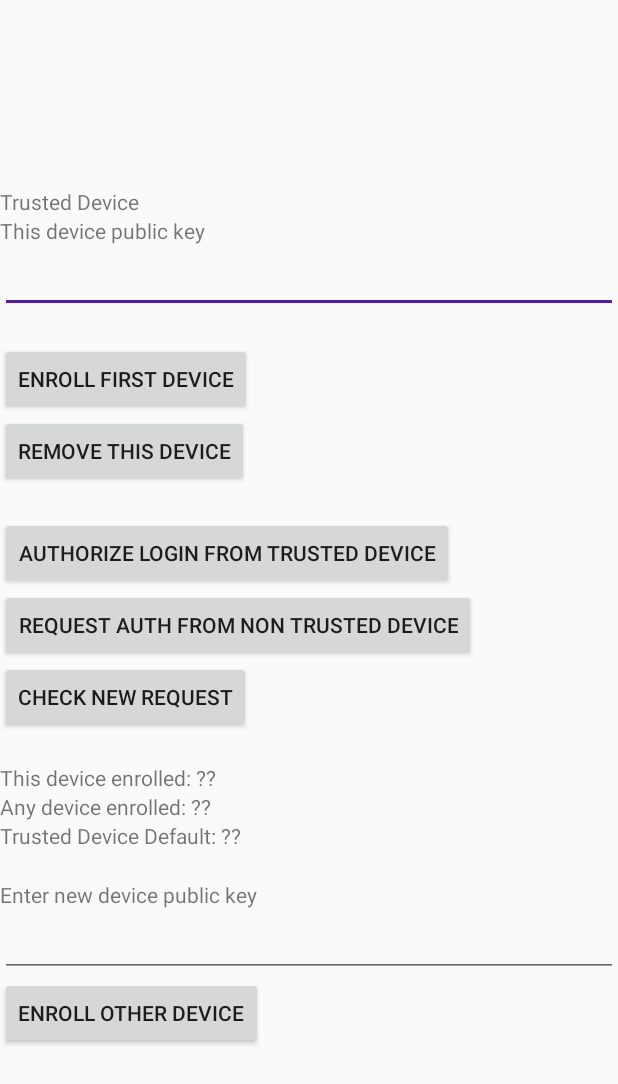
After one commit to cotterapp/android-example, an Android app: the TrustedDevice screen opened directly, with no data from a screen before it, on a phone screen of 412 x 824 dp. The commit adds this screen. Shown: the top 1084 px of the screen. Run offline under Robolectric (Android 15) with nearby library versions, the phone set to English and light mode, and no system bars; libraries missing offline, so code that uses them is left out: com.cotter.app; 4 statements that could not run were skipped.

Commit message:
WIP: Trusted device main functionality

```diff
--- /dev/null
+++ b/app/src/main/java/com/example/cotterexample/TrustedDevice.java
@@ -0,0 +1,86 @@
+package com.example.cotterexample;
+
+import android.os.Bundle;
+import android.view.View;
+import android.widget.EditText;
+import android.widget.TextView;
+
+import androidx.appcompat.app.AppCompatActivity;
+
+import com.cotter.app.Cotter;
+import com.cotter.app.CotterMethodChecker;
+import com.cotter.app.TrustedDeviceHelper;
+
+public class TrustedDevice extends AppCompatActivity {
+
+    private TextView thisDeviceEnrolled;
+    private TextView anyDeviceEnrolled;
+    private TextView trustedDeviceDefault;
+
+
+    @Override
+    protected void onCreate(Bundle savedInstanceState) {
+        super.onCreate(savedInstanceState);
+        setContentView(R.layout.activity_trusted_device);
+
+        EditText thisDev = findViewById(R.id.this_device);
+        thisDev.setText(TrustedDeviceHelper.getPublicKey() + ":" + TrustedDeviceHelper.getAlgorithm());
+
+        thisDeviceEnrolled = findViewById(R.id.this_device_enrolled);
+        anyDeviceEnrolled = findViewById(R.id.any_device_enrolled);
+        trustedDeviceDefault = findViewById(R.id.trusted_device_default);
+
+        updateMethods();
+    }
+
+    public void enrollDevice(View v) {
+        TrustedDeviceHelper.enrollDevice(this);
+        updateMethods();
+    }
+    public void authorizeDevice(View v) {
+        TrustedDeviceHelper.authorizeDevice(this, "LOGIN");
+        updateMethods();
+    }
+    public void requestAuth(View v) {
+        TrustedDeviceHelper.requestAuthFromNonTrusted(this, "LOGIN");
+        updateMethods();
+    }
+    public void checkNewRequest(View v) {
+        TrustedDeviceHelper.getNewEvent(this, this);
+        updateMethods();
+    }
+    public void removeDevice(View v) {
+        TrustedDeviceHelper.removeDevice(this);
+        updateMethods();
+    }
+    public void enrollOtherDevice(View v) {
+        EditText otherDev = findViewById(R.id.other_device);
+        TrustedDeviceHelper.enrollOtherDevice(this, otherDev.getText().toString());
+        updateMethods();
+    }
+
+
+    public void updateMethods() {
+        Cotter.methods.trustedDeviceEnrolled(new CotterMethodChecker() {
+            @Override
+            public void onCheck(boolean b) {
+                // Check if TrustedDevice available and enabled
+                thisDeviceEnrolled.setText("TrustedDevice enrolled this device: " + b);
+            }
+        });
+        Cotter.methods.trustedDeviceEnrolledAny(new CotterMethodChecker() {
+            @Override
+            public void onCheck(boolean b) {
+                // Check if TrustedDevice available and enabled
+                anyDeviceEnrolled.setText("TrustedDevice enrolled any device: " + b);
+            }
+        });
+        Cotter.methods.trustedDeviceDefault(new CotterMethodChecker() {
+            @Override
+            public void onCheck(boolean b) {
+                // Check if TrustedDevice available and enabled
+                trustedDeviceDefault.setText("TrustedDevice default: " + b);
+            }
+        });
+    }
+}
--- /dev/null
+++ b/app/src/main/res/layout/activity_trusted_device.xml
@@ -0,0 +1,115 @@
+<?xml version="1.0" encoding="utf-8"?>
+<androidx.constraintlayout.widget.ConstraintLayout xmlns:android="http://schemas.android.com/apk/res/android"
+    xmlns:app="http://schemas.android.com/apk/res-auto"
+    xmlns:tools="http://schemas.android.com/tools"
+    android:layout_width="match_parent"
+    android:layout_height="match_parent"
+    tools:context=".TrustedDevice">
+
+    <ScrollView
+        android:layout_width="match_parent"
+        android:layout_height="wrap_content"
+        app:layout_constraintTop_toTopOf="parent"
+        app:layout_constraintLeft_toLeftOf="parent"
+        app:layout_constraintRight_toRightOf="parent"
+        app:layout_constraintBottom_toBottomOf="parent"
+        >
+        <LinearLayout
+            android:layout_width="match_parent"
+            android:layout_height="match_parent"
+            android:orientation="vertical">
+        <TextView
+            android:layout_width="wrap_content"
+            android:layout_height="wrap_content"
+            android:text="Trusted Device"
+            />
+
+        <TextView
+            android:layout_width="match_parent"
+            android:layout_height="wrap_content"
+            android:text="This device public key"
+            />
+        <EditText
+            android:layout_width="match_parent"
+            android:layout_height="wrap_content"
+            android:id="@+id/this_device"
+            android:layout_marginBottom="20dp"
+            />
+
+        <Button
+            android:layout_width="wrap_content"
+            android:layout_height="wrap_content"
+            android:text="Enroll First Device"
+            android:onClick="enrollDevice"
+            />
+        <Button
+            android:layout_width="wrap_content"
+            android:layout_height="wrap_content"
+            android:text="Remove this Device"
+            android:onClick="removeDevice"
+            android:layout_marginBottom="20dp"
+            />
+
+            <Button
+            android:layout_width="wrap_content"
+            android:layout_height="wrap_content"
+            android:text="Authorize LOGIN from Trusted Device"
+            android:onClick="authorizeDevice"
+            />
+        <Button
+            android:layout_width="wrap_content"
+            android:layout_height="wrap_content"
+            android:text="Request Auth from NON TRUSTED DEVICE"
+            android:onClick="requestAuth"
+            />
+        <Button
+            android:layout_width="wrap_content"
+            android:layout_height="wrap_content"
+            android:text="Check new request"
+            android:onClick="checkNewRequest"
+            android:layout_marginBottom="20dp"
+            />
+
+
+        <TextView
+            android:id="@+id/this_device_enrolled"
+            android:layout_width="match_parent"
+            android:layout_height="wrap_content"
+            android:text="This device enrolled: ??"
+            />
+        <TextView
+            android:id="@+id/any_device_enrolled"
+            android:layout_width="match_parent"
+            android:layout_height="wrap_content"
+            android:text="Any device enrolled: ??"
+            />
+        <TextView
+            android:id="@+id/trusted_device_default"
+            android:layout_width="match_parent"
+            android:layout_height="wrap_content"
+            android:text="Trusted Device Default: ??"
+            />
+
+        <TextView
+            android:layout_width="match_parent"
+            android:layout_height="wrap_content"
+            android:text="Enter new device public key"
+            android:layout_marginTop="20dp"
+            />
+        <EditText
+            android:layout_width="match_parent"
+            android:layout_height="wrap_content"
+            android:id="@+id/other_device"
+            />
+        <Button
+            android:layout_width="wrap_content"
+            android:layout_height="wrap_content"
+            android:text="Enroll Other Device"
+            android:onClick="enrollOtherDevice"
+            />
+
+
+        </LinearLayout>
+    </ScrollView>
+
+</androidx.constraintlayout.widget.ConstraintLayout>
```
Also changed, not shown: app/build.gradle (+8 -8 lines), app/src/main/AndroidManifest.xml (+15 -10 lines), app/src/main/java/com/example/cotterexample/MainActivity.java (+12 -7 lines), app/src/main/res/layout/activity_main.xml (+11 -0 lines).
